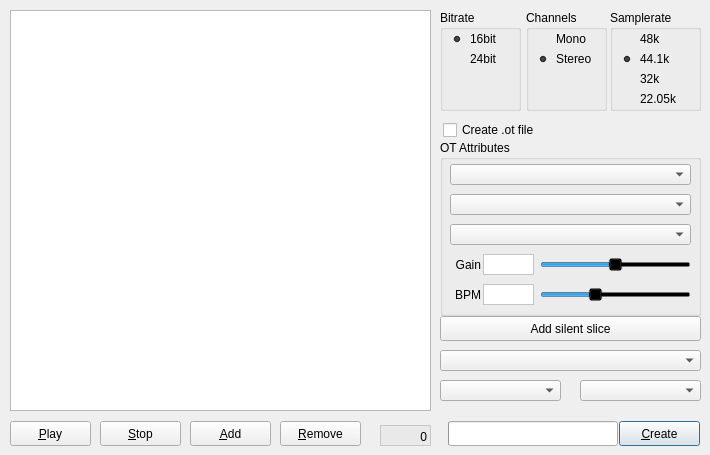
The window that tabgridwidget.ui (KaiDrange/OctaChainer) describes before a commit, drawn with Qt 5.
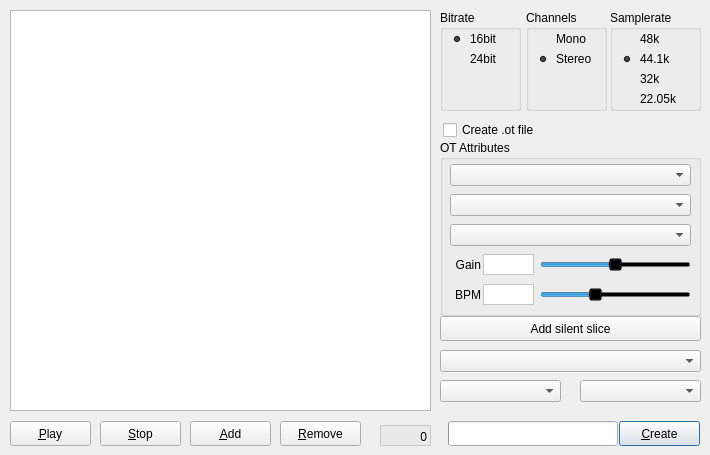
The same window after the commit.

Commit message: Fix cut-off dropdown menu buttons on macOS

The edit to the form file:
```diff
--- a/tabgridwidget.ui
+++ b/tabgridwidget.ui
@@ -430,7 +430,7 @@
       <x>10</x>
       <y>84</y>
       <width>241</width>
-      <height>21</height>
+      <height>22</height>
      </rect>
     </property>
    </widget>
@@ -440,7 +440,7 @@
       <x>10</x>
       <y>54</y>
       <width>241</width>
-      <height>21</height>
+      <height>22</height>
      </rect>
     </property>
    </widget>
@@ -450,7 +450,7 @@
       <x>10</x>
       <y>24</y>
       <width>241</width>
-      <height>21</height>
+      <height>22</height>
      </rect>
     </property>
    </widget>
@@ -499,7 +499,7 @@
      <x>440</x>
      <y>350</y>
      <width>261</width>
-     <height>21</height>
+     <height>22</height>
     </rect>
    </property>
   </widget>
@@ -595,7 +595,7 @@
      <x>580</x>
      <y>380</y>
      <width>121</width>
-     <height>21</height>
+     <height>22</height>
     </rect>
    </property>
   </widget>
@@ -605,7 +605,7 @@
      <x>440</x>
      <y>380</y>
      <width>121</width>
-     <height>21</height>
+     <height>22</height>
     </rect>
    </property>
   </widget>
```
The commit also changes 3 other files.
